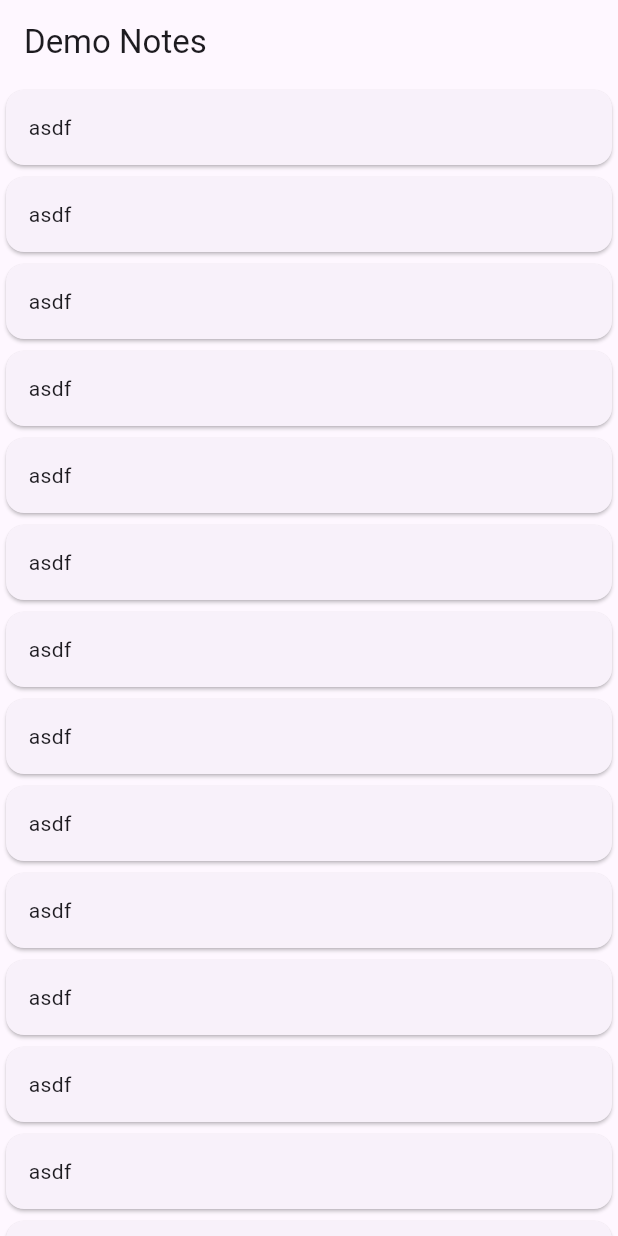
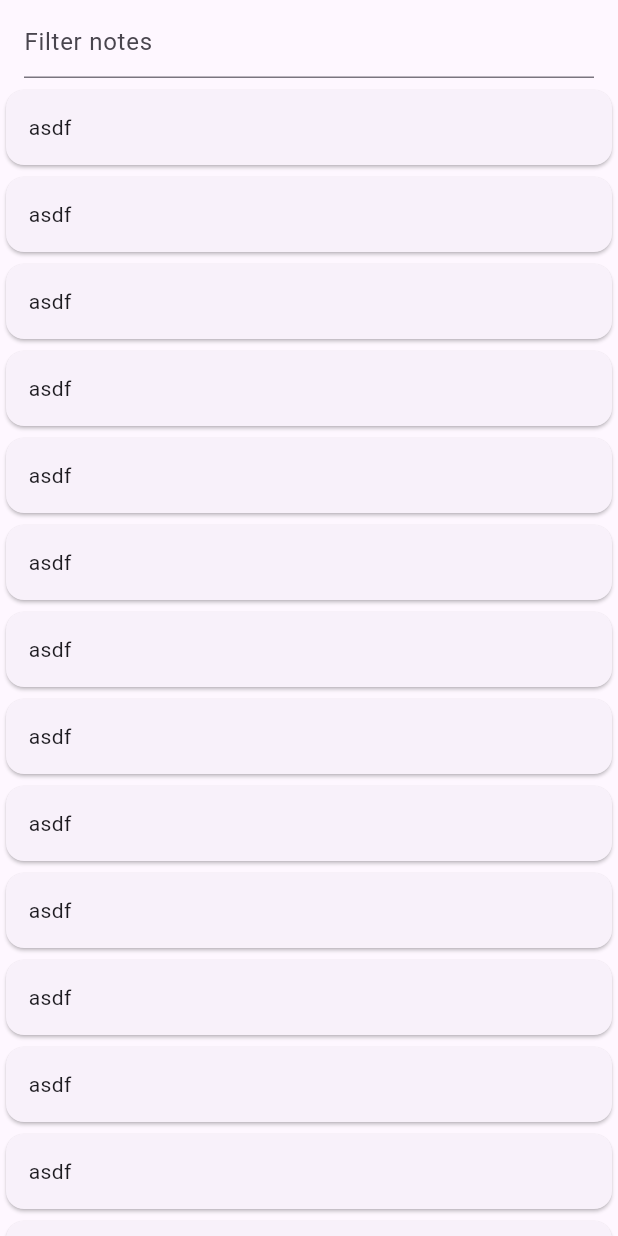
Before and after one commit to devngmo/demonotes_getx, a Flutter app: the screen it shows after launch, on a phone screen of 412 x 824 dp. Run offline on Flutter 3.47's test engine with Material 3 defaults, Android fonts, the phone set to English and light mode, and no system bars; our stand-ins replace get.

```diff
--- a/lib/presentation/home_page.dart
+++ b/lib/presentation/home_page.dart
@@ -1,4 +1,5 @@
 import 'package:demonotes_getx/controllers/home_controller.dart';
+import 'package:demonotes_getx/widgets/search_view.dart';
 import 'package:flutter/material.dart';
 import 'package:get/get.dart';
 
@@ -8,7 +9,9 @@ class HomePage extends GetWidget<HomeController> {
   @override
   Widget build(BuildContext context) {
     return Scaffold(
-      appBar: AppBar(title: Text("Demo Notes")),
+      appBar: AppBar(title: SearchView(hint: "Filter notes", onTextChanged: (text) {
+        controller.filter(text);
+      })),
       body: SafeArea(child: buildContent()),
     );
   }
```
